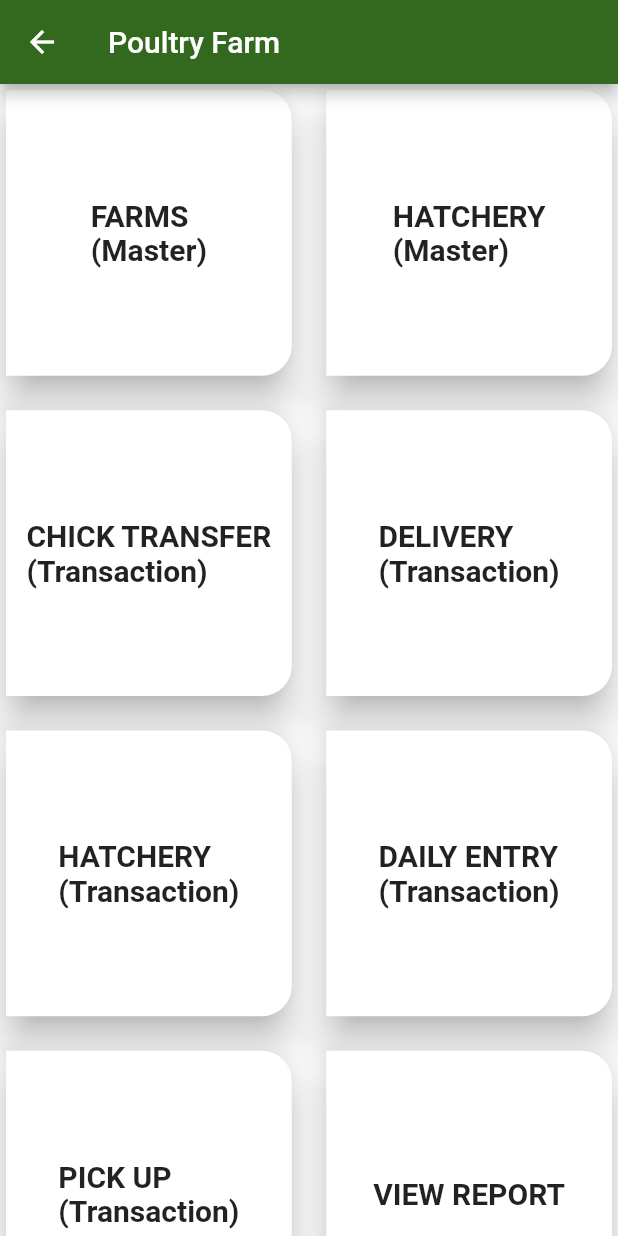
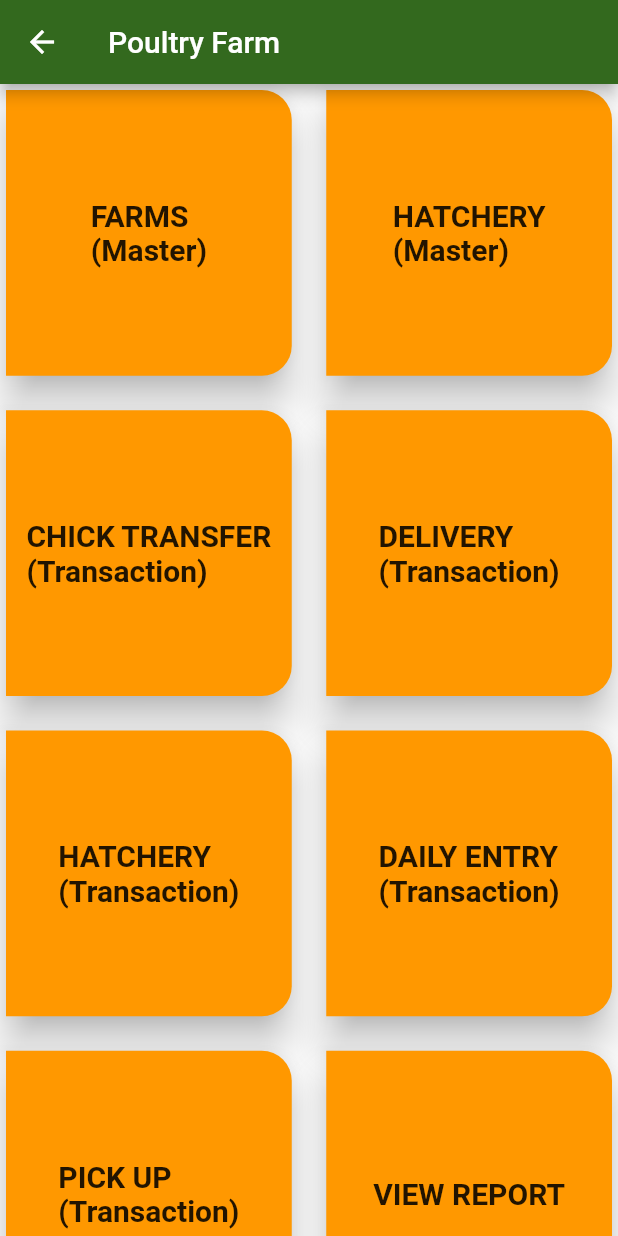
Before and after one commit to SreerekhaHaridas/paultry_app, a Flutter app: the FormMenu screen opened directly, on a phone screen of 412 x 824 dp. Run offline on Flutter 3.47's test engine with Material 2 defaults, Android fonts, the phone set to English and light mode, and no system bars; our stand-ins replace bloc, cloud_firestore, dio, firebase_auth, firebase_core, flutter_bloc and 6 more; accounts and stored records are empty.

Commit message:
form_menu.dart :card color change to orange

```diff
--- a/lib/forms/transaction_forms/chicktransferList.dart
+++ b/lib/forms/transaction_forms/chicktransferList.dart
@@ -128,7 +128,8 @@ class _ChickTransferListState extends State<ChickTransferList> {
                               onTap: () {
                                 print('tap');
                                 // _addInfo();
-                                box.put('FarmName', data[index]['_source']['FarmName']);
+                                box.put('FarmName',
+                                    data[index]['_source']['FarmName']);
                                 box.put('FarmID', data[index]['_id']);
                                 print('Info Added');
                                 Navigator.push(
--- a/lib/widgets/form_menu.dart
+++ b/lib/widgets/form_menu.dart
@@ -20,7 +20,6 @@ import 'package:paultry_app/forms/transaction_forms/dailyEntryList.dart';
 import 'package:paultry_app/utils/common_ui.dart';
 
 class FormMenu extends StatefulWidget {
-
   @override
   _FormMenuState createState() => _FormMenuState();
 }
@@ -58,7 +57,7 @@ class _FormMenuState extends State<FormMenu> {
           itemBuilder: (BuildContext context, int index) {
             return Card(
               elevation: 10,
-              color: Colors.white,
+              color: Colors.orange,
               shape: RoundedRectangleBorder(
                   borderRadius: BorderRadius.only(
                       bottomRight: Radius.circular(20.0),
```
Lines whose indentation alone changed are shown as unchanged.
